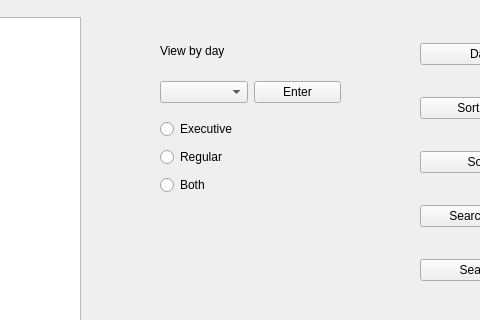
The window that mainwindow.ui (Big-Dogs/Bulk-Club-Project) describes before a commit, drawn with Qt 5; both pictures show x 650 to 1130 and y 133 to 453 of the 1280 by 720 pixel window.
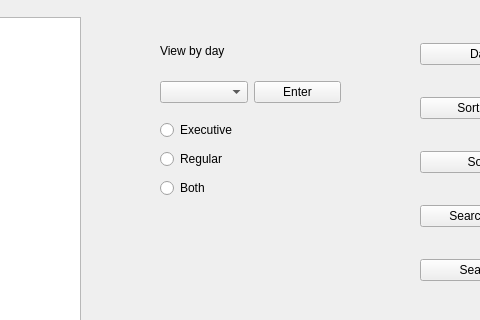
The same window after the commit. The open tabs and pages were chosen to show the change.

Commit message: fixed bug that occured no excutive members made a purchase on a given day, and added a work around for the bug caused by deleting and item or member (cascade is not working).

What changed in the file:
```diff
--- a/mainwindow.ui
+++ b/mainwindow.ui
@@ -252,7 +252,7 @@
           <x>810</x>
           <y>130</y>
           <width>160</width>
-          <height>80</height>
+          <height>86</height>
          </rect>
         </property>
         <layout class="QGridLayout" name="gridLayout_sales_byday_status">
```
Left out of the diff: 6 changed lines with no effect on the pictures. The commit also changes 1 other file.
